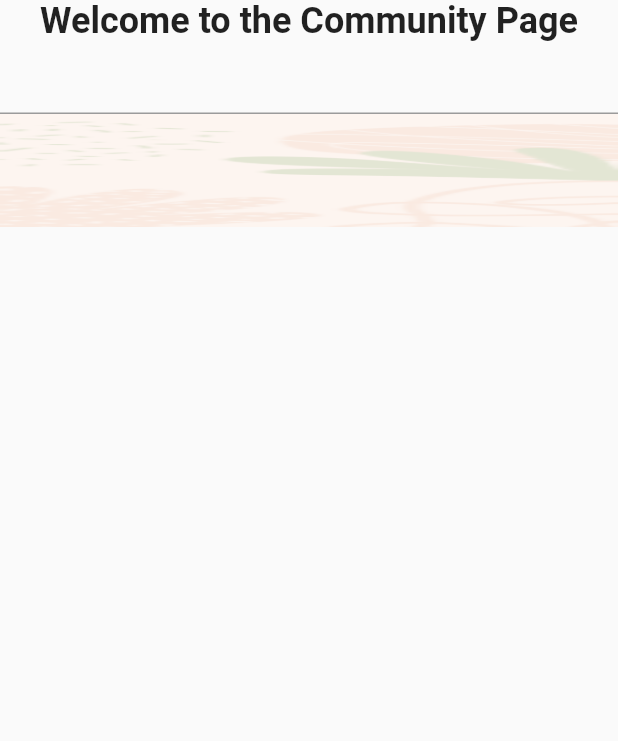
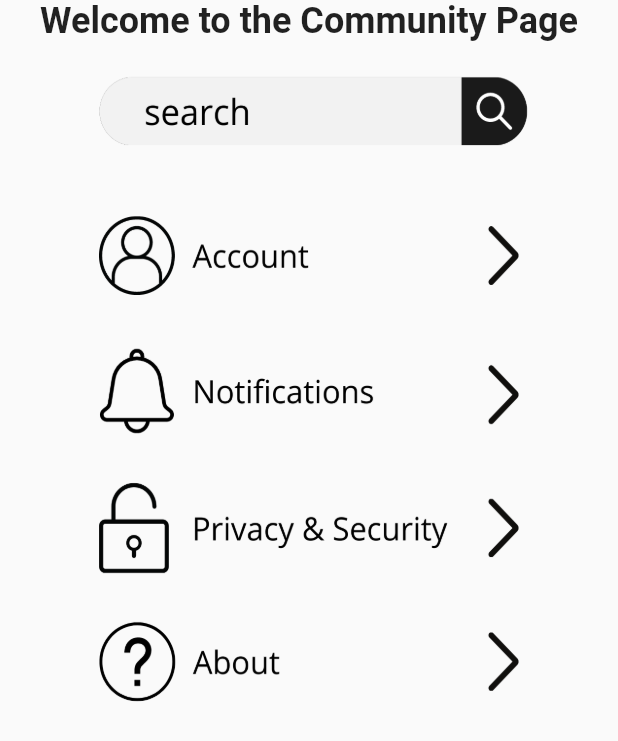
Before and after one commit to sea7321/three-little-things, a Flutter app: the AddCommunityPage widget shown alone on an empty page, opened directly, on a phone screen of 412 x 824 dp. Shown: the top 741 px of the screen. Run offline on Flutter 3.47's test engine with Material 2 defaults, Android fonts, the phone set to English and light mode, and no system bars; our stand-ins replace cloud_firestore, firebase_core; accounts and stored records are empty.

```diff
--- a/Flutter/three_little_things/lib/main.dart
+++ b/Flutter/three_little_things/lib/main.dart
@@ -89,10 +89,13 @@ class _App extends State<AppLayout> {
   Widget getPage() {
     if (_selectedPage == Page.analytics) {
       return const AnalyticsPage();
-    }
-    else if (_selectedPage == Page.addEntry) {
+    } else if (_selectedPage == Page.addEntry) {
       return const AddEntryPage();
-    } else {
+    } else if (_selectedPage == Page.community) {
+      return const AddCommunityPage();
+    } else if (_selectedPage == Page.settings) {
+      return const AddSettingsPage();
+    }else {
       return Positioned.fill(child: Stack());
     }
   }
@@ -277,14 +280,14 @@ class _AddCommunityPage extends State<AddCommunityPage> {
               const Text("Welcome to the Community Page",
                   textAlign: TextAlign.center,
                   style: TextStyle(fontSize: 24, fontWeight: FontWeight.bold)),
-              const TextField(),
+              SizedBox(child:
               Container(
-                  padding: const EdgeInsets.only(top: 75, left: 25, right: 25),
                 decoration: const BoxDecoration(
                     image: DecorationImage(
-                          image: AssetImage("assets/background.png"),
+                        image: AssetImage("assets/settings_page.png"),
                         fit: BoxFit.fill)),
-              ),],),
+              ), width:350, height:450)],
+            )
         )
     );
   }
@@ -309,14 +312,14 @@ class _AddSettingsPage extends State<AddSettingsPage> {
             const Text("Settings",
                 textAlign: TextAlign.center,
                 style: TextStyle(fontSize: 24, fontWeight: FontWeight.bold)),
-            const TextField(),
+            SizedBox(child:
               Container(
-              padding: const EdgeInsets.only(top: 75, left: 25, right: 25),
                 decoration: const BoxDecoration(
                     image: DecorationImage(
                         image: AssetImage("assets/settings_page.png"),
                         fit: BoxFit.fill)),
-            ),],),
+              ), width:350, height:450)],
+            )
         )
     );
   }
```
Also changed, not shown: Flutter/three_little_things/assets/settings_page.png. Lines whose indentation alone changed are shown as unchanged.
